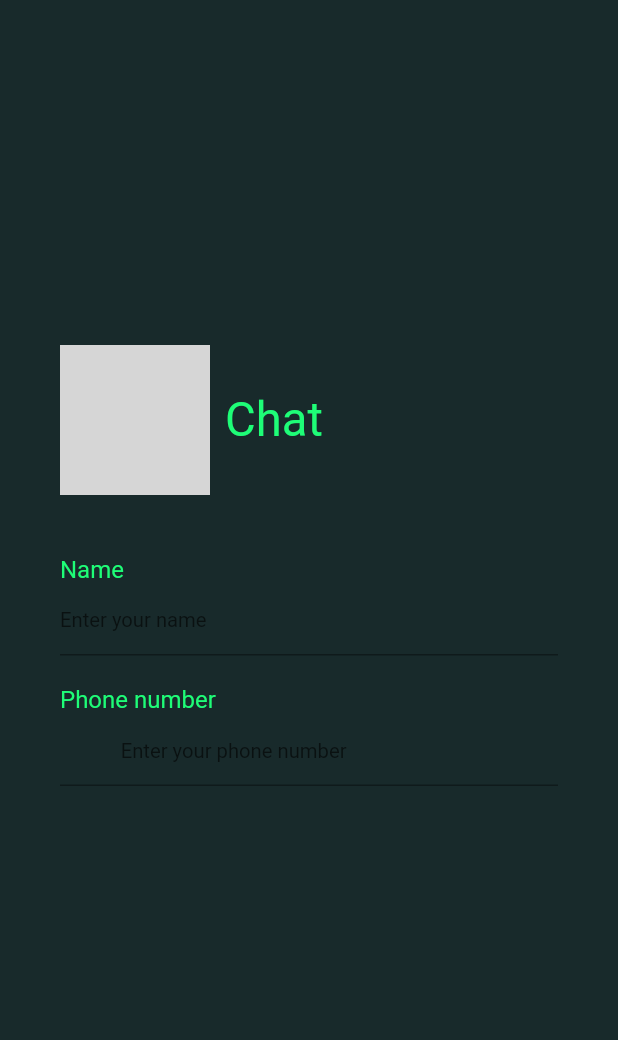
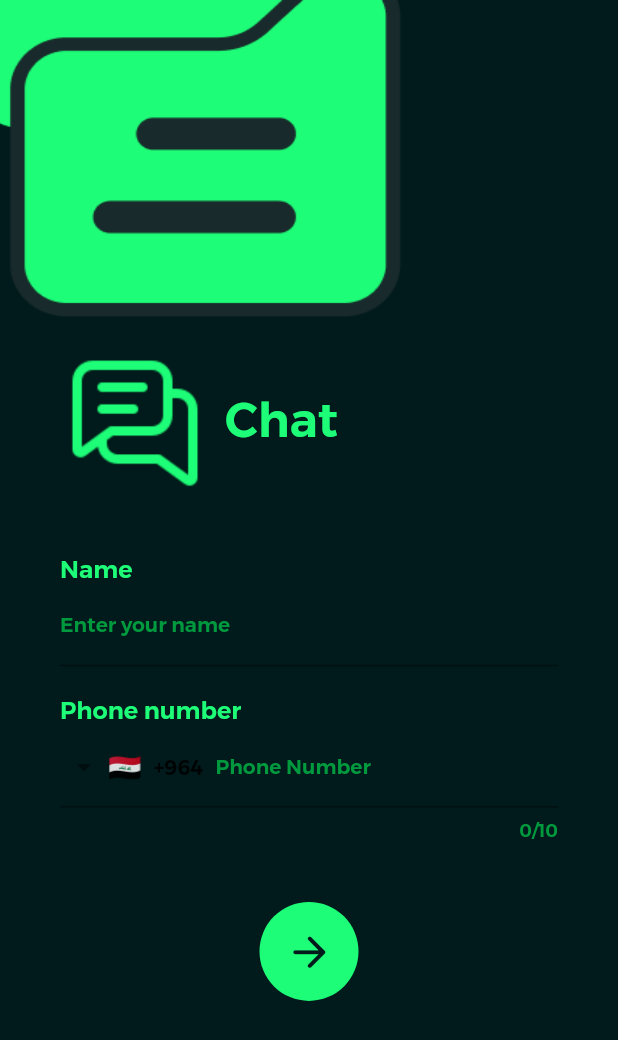
Before and after one commit to ramiyar2/chat-app, a Flutter app: the screen it shows after launch, on a phone screen of 412 x 824 dp. Shown: the top 1040 px of the screen. Run offline on Flutter 3.47's test engine with Material 2 defaults, Android fonts, the phone set to English and light mode, and no system bars; drawn by our look-alikes of intl_phone_field; our stand-ins replace easy_splash_screen; Roboto replaces fonts that are missing (Raleway); grey boxes are pictures that could not be loaded.

Commit message:
flutter ui

```diff
--- a/chat_app_flutter2/lib/main.dart
+++ b/chat_app_flutter2/lib/main.dart
@@ -2,24 +2,29 @@ import 'package:chat_app_flutter2/pages/signin.dart';
 import 'package:flutter/material.dart';
 import 'package:easy_splash_screen/easy_splash_screen.dart';
 
-void main() => runApp(MyApp());
+void main() => runApp(const MyApp());
 
-var green = Color.fromRGBO(30, 253, 119, 1);
-var dark_green = Color.fromRGBO(0, 154, 62, 1);
-var dark_blue = Color.fromRGBO(24, 42, 43, 1);
-var darker_blue = Color.fromRGBO(1, 26, 27, 1);
+var green = const Color.fromRGBO(30, 253, 119, 1);
+var dark_green = const Color.fromRGBO(0, 154, 62, 1);
+var dark_blue = const Color.fromRGBO(24, 42, 43, 1);
+var darker_blue = const Color.fromRGBO(1, 26, 27, 1);
 
 class MyApp extends StatelessWidget {
   const MyApp({Key? key}) : super(key: key);
-
   @override
   Widget build(BuildContext context) {
     return MaterialApp(
       debugShowCheckedModeBanner: false,
-      theme: ThemeData(fontFamily: 'Raleway'),
+      theme: ThemeData(
+          fontFamily: 'Montserrat',
+          hintColor: dark_green,
+          primarySwatch: customColorGreen,
+          scaffoldBackgroundColor: darker_blue,
+          highlightColor: dark_blue,
+          splashColor: dark_green),
       initialRoute: '/',
       routes: {
-        '/': (context) => _SplahPage(),
+        '/': (context) => const _SplahPage(),
       },
     );
   }
@@ -29,7 +34,7 @@ class _SplahPage extends StatelessWidget {
   const _SplahPage({Key? key}) : super(key: key);
   @override
   Widget build(BuildContext context) {
-    return splashScreen();
+    return const splashScreen();
   }
 }
 
@@ -69,8 +74,24 @@ class splashScreen extends StatelessWidget {
           color: green,
         ),
       ),
-      navigator: _SigninPage(),
+      navigator: const _SigninPage(),
       durationInSeconds: 3,
     );
   }
 }
+
+MaterialColor customColorGreen = MaterialColor(
+  Color.fromRGBO(30, 253, 119, 1).value,
+  <int, Color>{
+    50: Color.fromRGBO(30, 253, 119, 0.1),
+    100: Color.fromRGBO(30, 253, 119, 0.2),
+    200: Color.fromRGBO(30, 253, 119, 0.3),
+    300: Color.fromRGBO(30, 253, 119, 0.4),
+    400: Color.fromRGBO(30, 253, 119, 0.5),
+    500: Color.fromRGBO(30, 253, 119, 0.6),
+    600: Color.fromRGBO(30, 253, 119, 0.7),
+    700: Color.fromRGBO(30, 253, 119, 0.8),
+    800: Color.fromRGBO(30, 253, 119, 0.9),
+    900: Color.fromRGBO(30, 253, 119, 1),
+  },
+);
--- a/chat_app_flutter2/lib/pages/signin.dart
+++ b/chat_app_flutter2/lib/pages/signin.dart
@@ -1,5 +1,7 @@
-import 'package:flutter/cupertino.dart';
+// ignore_for_file: prefer_const_constructors
+
 import 'package:flutter/material.dart';
+import 'package:intl_phone_field/intl_phone_field.dart';
 
 class signin extends StatelessWidget {
   var green;
@@ -12,26 +14,33 @@ class signin extends StatelessWidget {
     dark_blue = c3;
     darker_blue = c4;
   }
+
   @override
   Widget build(BuildContext context) {
     return Scaffold(
         appBar: null,
         body: SafeArea(
           child: Container(
-            padding: EdgeInsets.fromLTRB(40, 0, 40, 0),
+            padding: const EdgeInsets.fromLTRB(40, 0, 40, 0),
             width: double.infinity,
             height: double.infinity,
-            color: dark_blue,
+            decoration: const BoxDecoration(
+              image: DecorationImage(
+                image: AssetImage("assets/img/background.png"),
+                fit: BoxFit.fill,
+              ),
+            ),
             child: SingleChildScrollView(
               child: Column(
                 crossAxisAlignment: CrossAxisAlignment.start,
+                mainAxisAlignment: MainAxisAlignment.center,
                 children: [
                   // logo
-                  SizedBox(
+                  const SizedBox(
                     height: 230,
                   ),
                   logo(green: green),
-                  SizedBox(
+                  const SizedBox(
                     height: 40,
                   ),
 
@@ -44,8 +53,8 @@ class signin extends StatelessWidget {
                     ),
                   ),
                   TextField(
-                    decoration: InputDecoration(
-                      hintText: 'Enter your name',
+                    decoration: const InputDecoration(
+                      labelText: 'Enter your name',
                     ),
                     keyboardType: TextInputType.name,
                     style: TextStyle(
@@ -53,7 +62,7 @@ class signin extends StatelessWidget {
                       color: green,
                     ),
                   ),
-                  SizedBox(
+                  const SizedBox(
                     height: 20,
                   ),
                   Text(
@@ -63,22 +72,63 @@ class signin extends StatelessWidget {
                       color: green,
                     ),
                   ),
-                  TextField(
-                    decoration: InputDecoration(
-                      hintText: 'Enter your phone number',
-                      prefix: Text('+964   '),
+                  IntlPhoneField(
+                    decoration: const InputDecoration(
+                      labelText: 'Phone Number',
                     ),
                     keyboardType: TextInputType.phone,
                     style: TextStyle(
                       fontSize: 13.5,
                       color: green,
                     ),
+                    initialCountryCode: 'IQ',
+                    onChanged: (phone) {
+                      print(phone.completeNumber);
+                    },
                   ),
+                  const SizedBox(
+                    height: 40,
+                  ),
+                  ForwardButtom(green: green, darker_blue: darker_blue)
                 ],
               ),
             ),
           ),
         ));
+  }
+}
+
+class ForwardButtom extends StatelessWidget {
+  const ForwardButtom({
+    Key? key,
+    required this.green,
+    required this.darker_blue,
+  }) : super(key: key);
+
+  final green;
+  final darker_blue;
+
+  @override
+  Widget build(BuildContext context) {
+    return Center(
+      child: Container(
+        alignment: Alignment.center,
+        width: 66,
+        height: 66,
+        decoration: BoxDecoration(
+          color: green,
+          borderRadius: BorderRadius.circular(33),
+        ),
+        child: IconButton(
+          icon: Icon(
+            Icons.arrow_forward_rounded,
+            color: darker_blue,
+            size: 33,
+          ),
+          onPressed: () {},
+        ),
+      ),
+    );
   }
 }
 
@@ -99,7 +149,7 @@ class logo extends StatelessWidget {
           width: 100,
           height: 100,
         ),
-        SizedBox(
+        const SizedBox(
           width: 10,
         ),
         Text(
--- a/chat_app_flutter2/pubspec.yaml
+++ b/chat_app_flutter2/pubspec.yaml
@@ -35,6 +35,7 @@ dependencies:
   # Use with the CupertinoIcons class for iOS style icons.
   cupertino_icons: ^1.0.2
   easy_splash_screen: ^1.0.3
+  intl_phone_field: ^3.1.0
 
 dev_dependencies:
   flutter_test:
@@ -60,8 +61,8 @@ flutter:
 
   # To add assets to your application, add an assets section, like this:
   assets:
-    - assets\img\myLogo.png
-    - assets\img\background.png
+    - assets/img/myLogo.png
+    - assets/img/background.png
   #   - images/a_dot_ham.jpeg
 
   # An image asset can refer to one or more resolution-specific "variants", see
```
Also changed, not shown: chat_app_flutter2/pubspec.lock.
